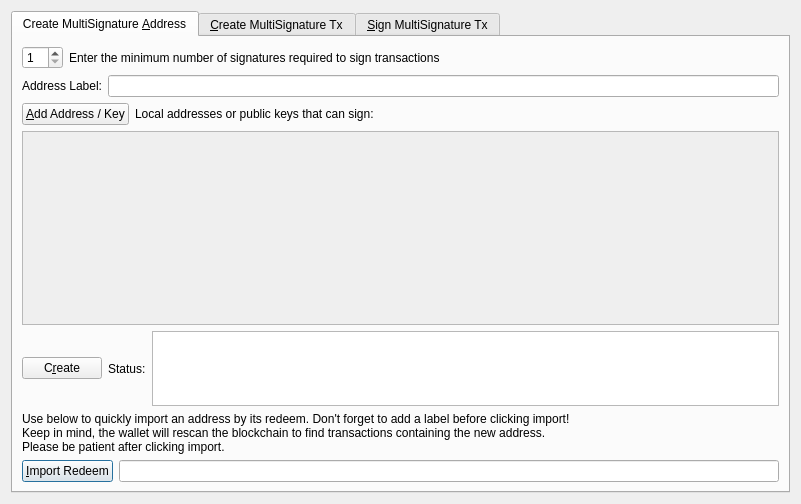
Qt form src/qt/forms/multisigdialog.ui (project-qmc/QMC) before a commit.
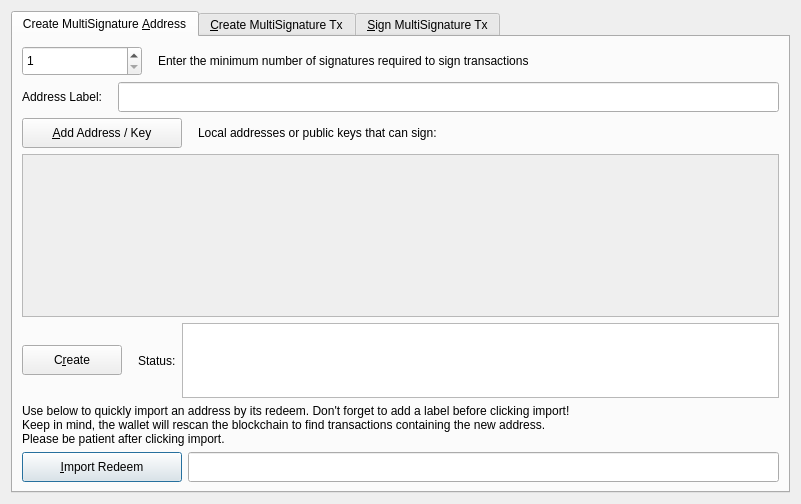
The same form after that commit. Icons and pictures are not drawn.

```diff
--- a/src/qt/forms/multisigdialog.ui
+++ b/src/qt/forms/multisigdialog.ui
@@ -52,6 +52,18 @@
              <verstretch>0</verstretch>
             </sizepolicy>
            </property>
+           <property name="minimumSize">
+            <size>
+             <width>120</width>
+             <height>30</height>
+            </size>
+           </property>
+           <property name="maximumSize">
+            <size>
+             <width>120</width>
+             <height>30</height>
+            </size>
+           </property>
            <property name="toolTip">
             <string>How many people must sign to verify a transaction</string>
            </property>
@@ -66,8 +78,36 @@
            </property>
           </widget>
          </item>
+         <item>
+          <spacer name="horizontalSpacer_2">
+           <property name="orientation">
+            <enum>Qt::Horizontal</enum>
+           </property>
+           <property name="sizeType">
+            <enum>QSizePolicy::Fixed</enum>
+           </property>
+           <property name="sizeHint" stdset="0">
+            <size>
+             <width>10</width>
+             <height>20</height>
+            </size>
+           </property>
+          </spacer>
+         </item>
          <item>
           <widget class="QLabel" name="enterMLabel">
+           <property name="minimumSize">
+            <size>
+             <width>0</width>
+             <height>30</height>
+            </size>
+           </property>
+           <property name="maximumSize">
+            <size>
+             <width>16777215</width>
+             <height>30</height>
+            </size>
+           </property>
            <property name="text">
             <string>Enter the minimum number of signatures required to sign transactions</string>
            </property>
@@ -85,7 +125,36 @@
           </widget>
          </item>
          <item>
-          <widget class="QLineEdit" name="multisigAddressLabel"/>
+          <spacer name="horizontalSpacer">
+           <property name="orientation">
+            <enum>Qt::Horizontal</enum>
+           </property>
+           <property name="sizeType">
+            <enum>QSizePolicy::Fixed</enum>
+           </property>
+           <property name="sizeHint" stdset="0">
+            <size>
+             <width>10</width>
+             <height>20</height>
+            </size>
+           </property>
+          </spacer>
+         </item>
+         <item>
+          <widget class="QLineEdit" name="multisigAddressLabel">
+           <property name="minimumSize">
+            <size>
+             <width>0</width>
+             <height>30</height>
+            </size>
+           </property>
+           <property name="maximumSize">
+            <size>
+             <width>16777215</width>
+             <height>30</height>
+            </size>
+           </property>
+          </widget>
          </item>
         </layout>
        </item>
@@ -93,6 +162,18 @@
         <layout class="QHBoxLayout" name="addAddressLayout">
          <item>
           <widget class="QPushButton" name="addAddressButton">
+           <property name="minimumSize">
+            <size>
+             <width>160</width>
+             <height>30</height>
+            </size>
+           </property>
+           <property name="maximumSize">
+            <size>
+             <width>160</width>
+             <height>30</height>
+            </size>
+           </property>
            <property name="toolTip">
             <string>Add another address that could sign to verify a transaction from the multisig address.</string>
            </property>
@@ -108,6 +189,22 @@
            </property>
           </widget>
          </item>
+         <item>
+          <spacer name="horizontalSpacer_3">
+           <property name="orientation">
+            <enum>Qt::Horizontal</enum>
+           </property>
+           <property name="sizeType">
+            <enum>QSizePolicy::Fixed</enum>
+           </property>
+           <property name="sizeHint" stdset="0">
+            <size>
+             <width>10</width>
+             <height>20</height>
+            </size>
+           </property>
+          </spacer>
+         </item>
          <item>
           <widget class="QLabel" name="addAddressLabel">
            <property name="sizePolicy">
@@ -153,7 +250,7 @@
             <x>0</x>
             <y>0</y>
             <width>759</width>
-            <height>165</height>
+            <height>147</height>
            </rect>
           </property>
           <layout class="QVBoxLayout" name="verticalLayout_5">
@@ -187,6 +284,18 @@
              <verstretch>0</verstretch>
             </sizepolicy>
            </property>
+           <property name="minimumSize">
+            <size>
+             <width>100</width>
+             <height>30</height>
+            </size>
+           </property>
+           <property name="maximumSize">
+            <size>
+             <width>100</width>
+             <height>30</height>
+            </size>
+           </property>
            <property name="toolTip">
             <string>Create a new multisig address</string>
            </property>
@@ -205,6 +314,22 @@
            </property>
           </widget>
          </item>
+         <item>
+          <spacer name="horizontalSpacer_4">
+           <property name="orientation">
+            <enum>Qt::Horizontal</enum>
+           </property>
+           <property name="sizeType">
+            <enum>QSizePolicy::Fixed</enum>
+           </property>
+           <property name="sizeHint" stdset="0">
+            <size>
+             <width>10</width>
+             <height>20</height>
+            </size>
+           </property>
+          </spacer>
+         </item>
          <item>
           <widget class="QLabel" name="label">
            <property name="text">
@@ -267,6 +392,18 @@
              <verstretch>0</verstretch>
             </sizepolicy>
            </property>
+           <property name="minimumSize">
+            <size>
+             <width>160</width>
+             <height>30</height>
+            </size>
+           </property>
+           <property name="maximumSize">
+            <size>
+             <width>160</width>
+             <height>30</height>
+            </size>
+           </property>
            <property name="text">
             <string>&amp;Import Redeem</string>
            </property>
@@ -284,6 +421,18 @@
              <verstretch>0</verstretch>
             </sizepolicy>
            </property>
+           <property name="minimumSize">
+            <size>
+             <width>0</width>
+             <height>30</height>
+            </size>
+           </property>
+           <property name="maximumSize">
+            <size>
+             <width>16777215</width>
+             <height>30</height>
+            </size>
+           </property>
           </widget>
          </item>
         </layout>
```
Left out of the diff: 104 changed lines with no effect on the pictures.
